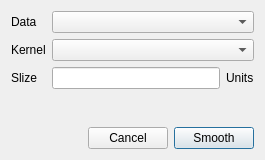
Old version of the form specviz/data/ui/smoothing.ui in the repository spacetelescope/specviz.
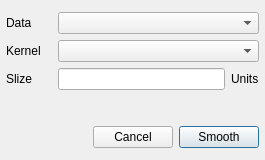
New version of the form.

Commit message: set_to_current_selection function

```diff
--- a/specviz/data/ui/smoothing.ui
+++ b/specviz/data/ui/smoothing.ui
@@ -20,6 +20,18 @@
    <string>Dialog</string>
   </property>
   <layout class="QVBoxLayout" name="verticalLayout">
+   <property name="leftMargin">
+    <number>6</number>
+   </property>
+   <property name="topMargin">
+    <number>12</number>
+   </property>
+   <property name="rightMargin">
+    <number>6</number>
+   </property>
+   <property name="bottomMargin">
+    <number>12</number>
+   </property>
    <item>
     <layout class="QGridLayout" name="gridLayout">
      <item row="3" column="0">
@@ -39,7 +51,7 @@
      <item row="4" column="0">
       <widget class="QLabel" name="size_label">
        <property name="text">
-        <string>Slize</string>
+        <string>Slize      </string>
        </property>
       </widget>
      </item>
```
The commit also changes 1 other file.
